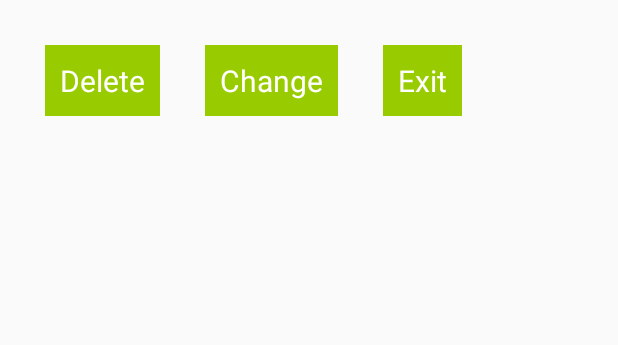
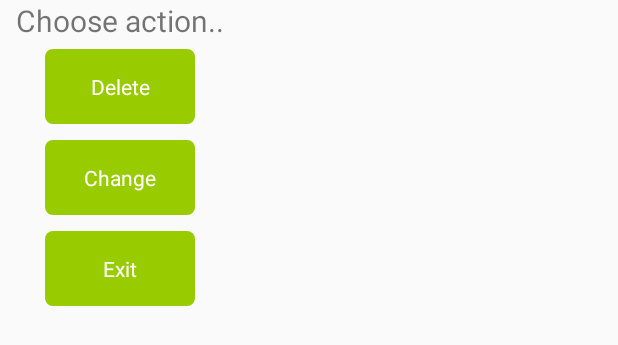
Before and after one commit to PashaJavaProgrammist/Notes, an Android app: the layout fragment_del_change_dialog.xml on its own in the app's theme, with its tools: preview values and no code run, on a phone screen of 412 x 824 dp. Shown: the top 345 px of the screen. Run offline under Robolectric (Android 15) with nearby library versions, the phone set to English and light mode, and no system bars.

Commit message:
Custom buttom added

```diff
--- a/app/src/main/java/com/dev/pavelharetskiy/notes_kotlin/dialogs/ChangeDialog.kt
+++ b/app/src/main/java/com/dev/pavelharetskiy/notes_kotlin/dialogs/ChangeDialog.kt
@@ -80,6 +80,8 @@ class ChangeDialog : DialogFragment() {
         btNo?.setOnClickListener { onClickNo() }
         edTitle = v.edTitleCreate
         edBody = v.edBodyCreate
+        v.headerDialog.text=getString(R.string.change_note)
+        v.headerDialog.textSize=resources.getDimension(R.dimen.headerDialogSizeText)
         updateViews()
         return v
     }
--- a/app/src/main/java/com/dev/pavelharetskiy/notes_kotlin/dialogs/CreateDialog.kt
+++ b/app/src/main/java/com/dev/pavelharetskiy/notes_kotlin/dialogs/CreateDialog.kt
@@ -28,7 +28,6 @@ class CreateDialog : DialogFragment() {
     }
 
     override fun onCreateView(inflater: LayoutInflater, container: ViewGroup?, savedInstanceState: Bundle?): View? {
-        dialog.setTitle(R.string.change_note)
         val v = inflater.inflate(R.layout.fragment_create_dialog, container, false)
         edBody = v.edBodyCreate
         edTitle = v.edTitleCreate
--- /dev/null
+++ b/app/src/main/res/drawable-v24/button_background_selector_reversed.xml
@@ -0,0 +1,10 @@
+<?xml version="1.0" encoding="utf-8"?>
+<selector xmlns:android="http://schemas.android.com/apk/res/android">
+    <item android:state_enabled="false"
+        android:drawable="@drawable/textview_border_check_button"/>
+    <item android:state_pressed="true"
+          android:drawable="@drawable/textview_border_uncheck"/>
+    <item android:state_checked="true"
+          android:drawable="@drawable/textview_border_uncheck"/>
+    <item android:drawable="@drawable/textview_border_check"/>
+</selector>
--- /dev/null
+++ b/app/src/main/res/drawable-v24/button_text_color_selector_reversed.xml
@@ -0,0 +1,8 @@
+<?xml version="1.0" encoding="utf-8"?>
+<selector xmlns:android="http://schemas.android.com/apk/res/android">
+    <item android:state_pressed="true"
+          android:color="@color/button_uncheck_text_color"/>
+    <item android:state_checked="true"
+          android:color="@color/button_uncheck_text_color"/>
+    <item android:color="@color/button_check_text_color"/>
+</selector>
--- /dev/null
+++ b/app/src/main/res/drawable-v24/confirmation_button_background_selector.xml
@@ -0,0 +1,8 @@
+<?xml version="1.0" encoding="utf-8"?>
+<selector xmlns:android="http://schemas.android.com/apk/res/android">
+    <item android:state_pressed="true"
+          android:drawable="@drawable/textview_border_check"/>
+    <item android:state_checked="true"
+          android:drawable="@drawable/textview_border_check"/>
+    <item android:drawable="@drawable/textview_border_uncheck"/>
+</selector>
--- /dev/null
+++ b/app/src/main/res/drawable-v24/confirmation_button_text_color_selector.xml
@@ -0,0 +1,8 @@
+<?xml version="1.0" encoding="utf-8"?>
+<selector xmlns:android="http://schemas.android.com/apk/res/android">
+    <item android:state_pressed="true"
+          android:color="@color/button_check_text_color"/>
+    <item android:state_checked="true"
+          android:color="@color/button_check_text_color"/>
+    <item android:color="@color/button_uncheck_text_color"/>
+</selector>
--- /dev/null
+++ b/app/src/main/res/drawable-v24/textview_border.xml
@@ -0,0 +1,4 @@
+<shape xmlns:android="http://schemas.android.com/apk/res/android" android:shape="rectangle" >
+    <solid android:color="#ffffff" />
+    <stroke android:width="1dip" android:color="#000000"/>
+</shape>
--- /dev/null
+++ b/app/src/main/res/drawable-v24/textview_border_check.xml
@@ -0,0 +1,4 @@
+<shape xmlns:android="http://schemas.android.com/apk/res/android" android:shape="rectangle" >
+    <corners android:radius="5dp" />
+    <solid android:color="@color/button_check_color" />
+</shape>
--- /dev/null
+++ b/app/src/main/res/drawable-v24/textview_border_check_button.xml
@@ -0,0 +1,5 @@
+<?xml version="1.0" encoding="utf-8"?>
+<shape xmlns:android="http://schemas.android.com/apk/res/android" android:shape="rectangle" >
+    <corners android:radius="5dp" />
+    <solid android:color="@color/background_gray_color" />
+</shape>
--- /dev/null
+++ b/app/src/main/res/drawable-v24/textview_border_uncheck.xml
@@ -0,0 +1,8 @@
+<shape xmlns:android="http://schemas.android.com/apk/res/android"
+    android:shape="rectangle">
+    <corners android:radius="5dp" />
+    <solid android:color="#ffffff" />
+    <stroke
+        android:width="1dip"
+        android:color="@color/button_check_color" />
+</shape>
--- a/app/src/main/res/layout/fragment_create_dialog.xml
+++ b/app/src/main/res/layout/fragment_create_dialog.xml
@@ -4,6 +4,15 @@
     android:layout_height="wrap_content"
     android:orientation="vertical"
     tools:context="com.example.maria.notes.dialogs.CreateDialog">
+
+    <TextView
+        android:id="@+id/headerDialog"
+        android:layout_width="match_parent"
+        android:layout_height="wrap_content"
+        android:layout_gravity="center"
+        android:gravity="center"
+        android:textSize="@dimen/headerDialogSizeText"
+        android:text="@string/create_note"/>
 
     <LinearLayout
         android:layout_width="match_parent"
@@ -30,12 +39,26 @@
 
         <TextView
             android:id="@+id/btYesCreate"
-            style="@style/change_delete_dialog"
+            style="@style/StatefulButtonRoundedBorder.ReverseStates"
+            android:layout_width="100dp"
+            android:layout_height="50dp"
+            android:layout_gravity="center_horizontal"
+            android:layout_marginLeft="50dp"
+            android:layout_marginRight="50dp"
+            android:layout_marginTop="30dp"
+            android:layout_weight="1"
             android:text="@string/yes" />
 
         <TextView
             android:id="@+id/btNoCreate"
-            style="@style/change_delete_dialog"
+            style="@style/StatefulButtonRoundedBorder.ReverseStates"
+            android:layout_width="100dp"
+            android:layout_height="50dp"
+            android:layout_gravity="center_horizontal"
+            android:layout_marginLeft="20dp"
+            android:layout_marginRight="20dp"
+            android:layout_marginTop="30dp"
+            android:layout_weight="1"
             android:text="@string/no" />
     </LinearLayout>
 
--- a/app/src/main/res/layout/fragment_del_change_dialog.xml
+++ b/app/src/main/res/layout/fragment_del_change_dialog.xml
@@ -1,32 +1,51 @@
 <?xml version="1.0" encoding="utf-8"?>
-<android.support.constraint.ConstraintLayout xmlns:android="http://schemas.android.com/apk/res/android"
-    xmlns:app="http://schemas.android.com/apk/res-auto"
+<LinearLayout xmlns:android="http://schemas.android.com/apk/res/android"
     android:layout_width="wrap_content"
-    android:layout_height="wrap_content">
+    android:layout_height="wrap_content"
+    android:orientation="vertical">
+
+
+    <TextView
+        android:layout_width="match_parent"
+        android:layout_height="wrap_content"
+        android:layout_gravity="center"
+        android:gravity="center"
+        android:textSize="20dp"
+        android:text="@string/choose_action"/>
 
     <TextView
         android:id="@+id/tvDelete"
-        android:text="@string/delete"
-        app:layout_constraintBottom_toBottomOf="parent"
-        app:layout_constraintStart_toStartOf="parent"
-        app:layout_constraintTop_toTopOf="parent"
-        style="@style/change_delete_dialog" />
+        style="@style/StatefulButtonRoundedBorder.ReverseStates"
+        android:layout_width="100dp"
+        android:layout_height="50dp"
+        android:layout_gravity="center_horizontal"
+        android:layout_marginBottom="5dp"
+        android:layout_marginLeft="30dp"
+        android:layout_marginRight="30dp"
+        android:layout_marginTop="5dp"
+        android:text="@string/delete" />
 
     <TextView
         android:id="@+id/tvChange"
-
-        android:text="@string/change"
-        style="@style/change_delete_dialog"
-        app:layout_constraintBottom_toBottomOf="parent"
-        app:layout_constraintStart_toEndOf="@+id/tvDelete"
-        app:layout_constraintTop_toTopOf="parent" />
+        style="@style/StatefulButtonRoundedBorder.ReverseStates"
+        android:layout_width="100dp"
+        android:layout_height="50dp"
+        android:layout_gravity="center_horizontal"
+        android:layout_marginBottom="5dp"
+        android:layout_marginLeft="30dp"
+        android:layout_marginRight="30dp"
+        android:layout_marginTop="5dp"
+        android:text="@string/change" />
 
     <TextView
         android:id="@+id/tvExit"
-        android:text="@string/exit"
-        style="@style/change_delete_dialog"
-        app:layout_constraintBottom_toBottomOf="parent"
-        app:layout_constraintEnd_toEndOf="parent"
-        app:layout_constraintStart_toEndOf="@+id/tvChange"
-        app:layout_constraintTop_toTopOf="parent" />
-</android.support.constraint.ConstraintLayout>
+        style="@style/StatefulButtonRoundedBorder.ReverseStates"
+        android:layout_width="100dp"
+        android:layout_height="50dp"
+        android:layout_gravity="center_horizontal"
+        android:layout_marginBottom="5dp"
+        android:layout_marginLeft="30dp"
+        android:layout_marginRight="30dp"
+        android:layout_marginTop="5dp"
+        android:text="@string/exit" />
+</LinearLayout>
--- /dev/null
+++ b/app/src/main/res/values-v21/dimens.xml
@@ -0,0 +1,4 @@
+<?xml version="1.0" encoding="utf-8"?>
+<resources>
+    <dimen name="headerDialogSizeText">20dp</dimen>
+</resources>
--- a/app/src/main/res/values/colors.xml
+++ b/app/src/main/res/values/colors.xml
@@ -3,4 +3,14 @@
     <color name="colorPrimary">#3F51B5</color>
     <color name="colorPrimaryDark">#303F9F</color>
     <color name="colorAccent">#FF4081</color>
+
+    <color name="button_check_color">@android:color/holo_green_light</color>
+    <color name="button_uncheck_color">#ffffff</color>
+    <color name="button_uncheck_text_color">@android:color/holo_green_light</color>
+    <color name="button_check_text_color">#ffffff</color>
+    <color name="photo_header_color">#dadada</color>
+
+    <color name="background_gray_color">#808080</color>
+
+
 </resources>
--- a/app/src/main/res/values/dimens.xml
+++ b/app/src/main/res/values/dimens.xml
@@ -5,4 +5,10 @@
     <dimen name="nav_header_vertical_spacing">8dp</dimen>
     <dimen name="nav_header_height">176dp</dimen>
     <dimen name="fab_margin">16dp</dimen>
+
+    <dimen name="button_accept_left_padding">5dp</dimen>
+    <dimen name="button_accept_top_padding">5dp</dimen>
+    <dimen name="button_accept_right_padding">5dp</dimen>
+    <dimen name="button_accept_bottom_padding">5dp</dimen>
+    <dimen name="headerDialogSizeText">20dp</dimen>
 </resources>
--- a/app/src/main/res/values/strings.xml
+++ b/app/src/main/res/values/strings.xml
@@ -17,12 +17,7 @@
     <string name="test_app_for_apalon">Test app for Apalon</string>
     <string name="enter_title">Enter Title</string>
     <string name="enter_body">Enter Body</string>
-    <string name="about">About Developer</string>
-    <string name="about1">Haretskiy Pavel</string>
-    <string name="about2">https://github.com/PashaJavaProgrammist</string>
-    <string name="about3">+375-29-358-16-88</string>
-    <string name="about4">pasha280294@gmail.com</string>
-    <string name="create_note">Create note?</string>
+    <string name="create_note">Creating note</string>
     <string name="yes">Yes</string>
     <string name="no">No</string>
     <string name="choose_action">Choose action..</string>
--- a/app/src/main/res/values/styles.xml
+++ b/app/src/main/res/values/styles.xml
@@ -11,6 +11,21 @@
     <style name="AppTheme.NoActionBar">
         <item name="windowActionBar">false</item>
         <item name="windowNoTitle">true</item>
+    </style>
+
+    <style name="StatefulButtonRoundedBorder">
+        <item name="android:textColor">@drawable/confirmation_button_text_color_selector</item>
+        <item name="android:background">@drawable/confirmation_button_background_selector</item>
+        <item name="android:gravity">center</item>
+        <item name="android:paddingLeft">@dimen/button_accept_left_padding</item>
+        <item name="android:paddingTop">@dimen/button_accept_top_padding</item>
+        <item name="android:paddingRight">@dimen/button_accept_right_padding</item>
+        <item name="android:paddingBottom">@dimen/button_accept_bottom_padding</item>
+    </style>
+
+    <style name="StatefulButtonRoundedBorder.ReverseStates">
+        <item name="android:textColor">@drawable/button_text_color_selector_reversed</item>
+        <item name="android:background">@drawable/button_background_selector_reversed</item>
     </style>
 
     <style name="AppTheme.AppBarOverlay" parent="ThemeOverlay.AppCompat.Dark.ActionBar" />
```
